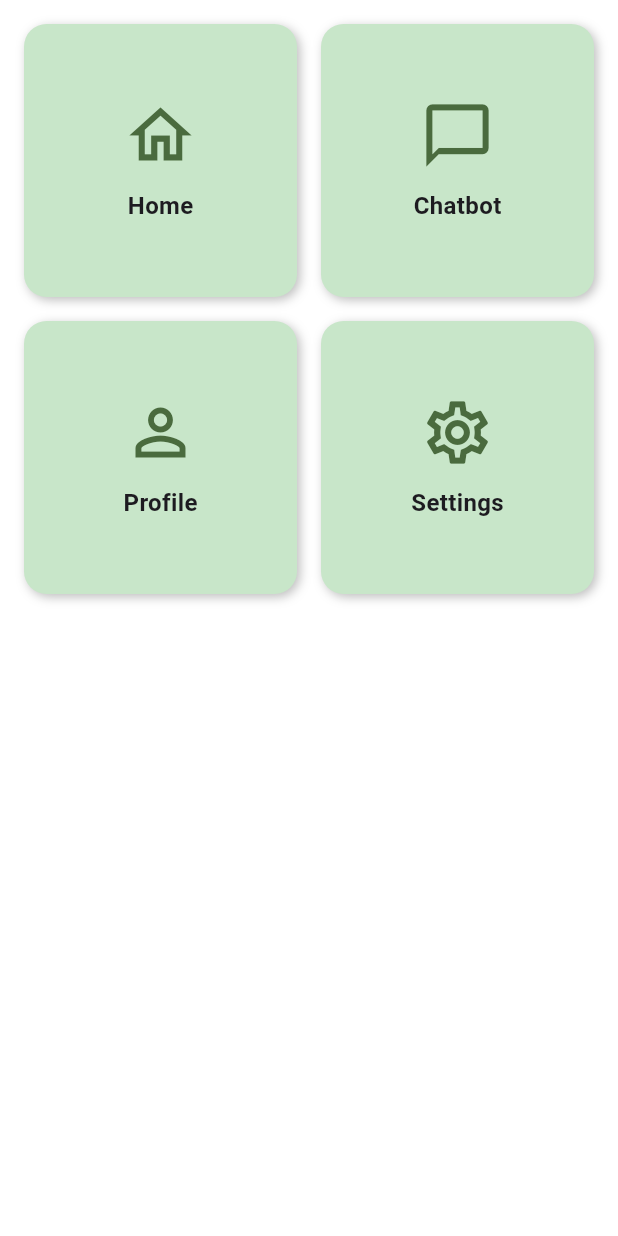
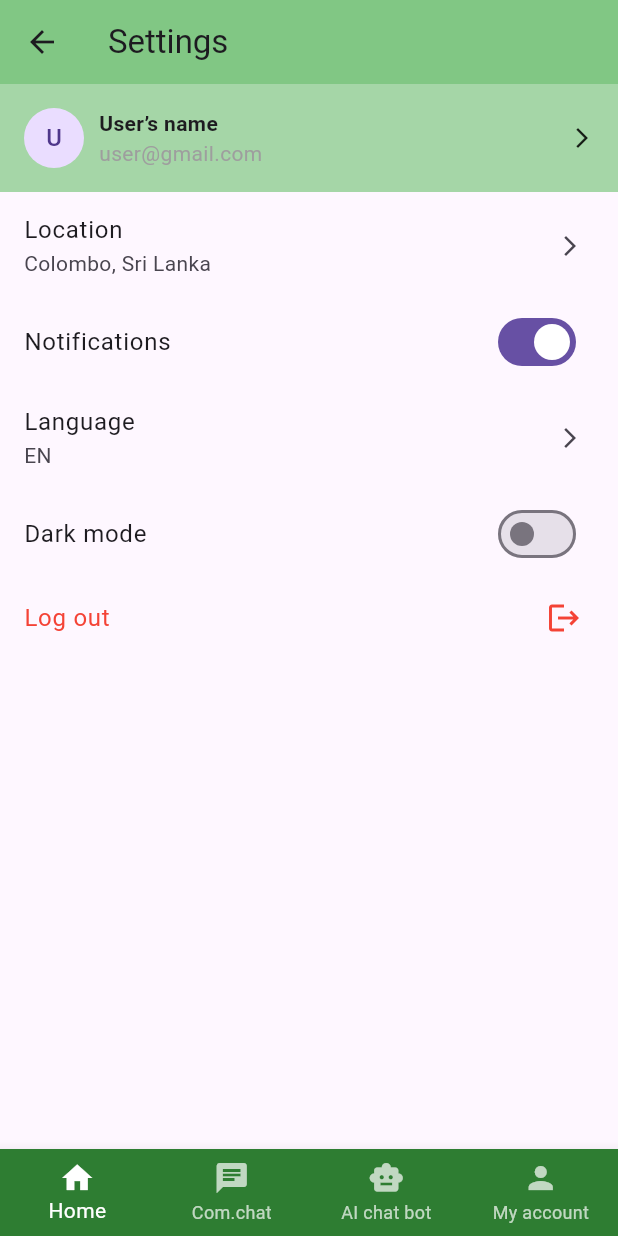
Before and after one commit to KavinduAluthwaththa/Capstone-Project-Frontend, a Flutter app: the DashboardPage screen opened directly, after a tap on "Settings", on a phone screen of 412 x 824 dp. Run offline on Flutter 3.47's test engine with Material 3 defaults, Android fonts, the phone set to English and light mode, and no system bars.

Commit message:
add settings page

```diff
--- a/lib/Dashboard.dart
+++ b/lib/Dashboard.dart
@@ -1,4 +1,5 @@
 import 'package:flutter/material.dart';
+import 'settings.dart'; // ✅ Import the SettingsPage
 
 class DashboardPage extends StatelessWidget {
   const DashboardPage({super.key});
@@ -52,7 +53,15 @@ class DashboardPage extends StatelessWidget {
   }) {
     return GestureDetector(
       onTap: () {
-        Navigator.pushNamed(context, routeName);
+        // ✅ Special case for Settings
+        if (label == "Settings") {
+          Navigator.push(
+            context,
+            MaterialPageRoute(builder: (context) => SettingsPage()),
+          );
+        } else {
+          Navigator.pushNamed(context, routeName);
+        }
       },
       child: Container(
         decoration: BoxDecoration(
--- /dev/null
+++ b/lib/settings.dart
@@ -0,0 +1,116 @@
+import 'package:flutter/material.dart';
+
+void main() {
+  runApp(MyApp());
+}
+
+class MyApp extends StatelessWidget {
+  const MyApp({super.key});
+
+  @override
+  Widget build(BuildContext context) {
+    return MaterialApp(
+      debugShowCheckedModeBanner: false,
+      theme: ThemeData(
+        primarySwatch: Colors.green,
+      ),
+      home: SettingsPage(),
+    );
+  }
+}
+
+class SettingsPage extends StatefulWidget {
+  const SettingsPage({super.key});
+
+  @override
+  _SettingsPageState createState() => _SettingsPageState();
+}
+
+class _SettingsPageState extends State<SettingsPage> {
+  bool notificationsEnabled = true;
+  bool darkModeEnabled = false;
+
+  @override
+  Widget build(BuildContext context) {
+    return Scaffold(
+      appBar: AppBar(
+        leading: IconButton(
+          icon: Icon(Icons.arrow_back),
+          onPressed: () {},
+        ),
+        title: Text("Settings"),
+        backgroundColor: Colors.green.shade300,
+      ),
+      body: Column(
+        children: [
+          Container(
+            padding: EdgeInsets.all(16),
+            color: Colors.green.shade200,
+            child: Row(
+              children: [
+                CircleAvatar(
+                  child: Text("U"),
+                ),
+                SizedBox(width: 10),
+                Column(
+                  crossAxisAlignment: CrossAxisAlignment.start,
+                  children: [
+                    Text("User’s name", style: TextStyle(fontWeight: FontWeight.bold)),
+                    Text("user@gmail.com", style: TextStyle(color: Colors.grey)),
+                  ],
+                ),
+                Spacer(),
+                Icon(Icons.arrow_forward_ios, size: 16),
+              ],
+            ),
+          ),
+          ListTile(
+            title: Text("Location"),
+            subtitle: Text("Colombo, Sri Lanka"),
+            trailing: Icon(Icons.arrow_forward_ios, size: 16),
+          ),
+          SwitchListTile(
+            title: Text("Notifications"),
+            value: notificationsEnabled,
+            onChanged: (value) {
+              setState(() {
+                notificationsEnabled = value;
+              });
+            },
+          ),
+          ListTile(
+            title: Text("Language"),
+            subtitle: Text("EN"),
+            trailing: Icon(Icons.arrow_forward_ios, size: 16),
+          ),
+          SwitchListTile(
+            title: Text("Dark mode"),
+            value: darkModeEnabled,
+            onChanged: (value) {
+              setState(() {
+                darkModeEnabled = value;
+              });
+            },
+          ),
+          ListTile(
+            title: Text("Log out", style: TextStyle(color: Colors.red)),
+            trailing: Icon(Icons.logout, color: Colors.red),
+            onTap: () {},
+          ),
+        ],
+      ),
+      bottomNavigationBar: BottomNavigationBar(
+        type: BottomNavigationBarType.fixed,
+        backgroundColor: Colors.green.shade800,
+        selectedItemColor: Colors.white,
+        unselectedItemColor: Colors.white70,
+        items: [
+          BottomNavigationBarItem(icon: Icon(Icons.home), label: "Home"),
+          BottomNavigationBarItem(icon: Icon(Icons.chat), label: "Com.chat"),
+          BottomNavigationBarItem(icon: Icon(Icons.smart_toy), label: "AI chat bot"),
+          BottomNavigationBarItem(icon: Icon(Icons.person), label: "My account"),
+        ],
+      ),
+    );
+  }
+}
```
Also changed, not shown: 1 other file.
